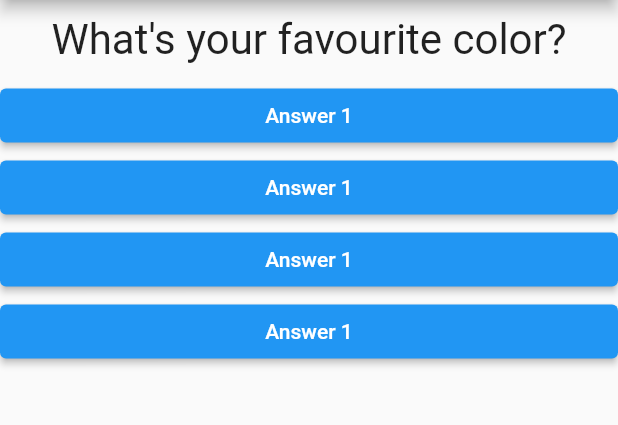
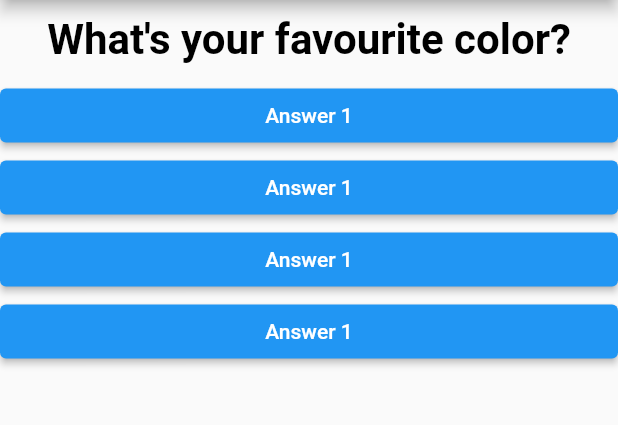
Before and after one commit to FARHADGULL/Personality-Quiz-App, a Flutter app: the screen it shows after launch, on a phone screen of 412 x 824 dp, the part 84-509 px from its top. Run offline on Flutter 3.47's test engine with Material 2 defaults, Android fonts, the phone set to English and light mode, and no system bars.

Commit message:
added styling

```diff
--- a/lib/questions.dart
+++ b/lib/questions.dart
@@ -9,10 +9,10 @@ class Question extends StatelessWidget {
   Widget build(BuildContext context) {
     return Container(
       width: double.infinity,
-      margin: const EdgeInsets.all(10), //EdgeInsets.all(10) is a constructor
+      margin: const EdgeInsets.all(10),
       child: Text(
         questionText,
-        style: const TextStyle(fontSize: 28),
+        style: const TextStyle(fontSize: 28, color: Colors.black, fontWeight: FontWeight.bold),
         textAlign: TextAlign.center,
       ),
     );
--- a/lib/quiz.dart
+++ b/lib/quiz.dart
@@ -1,6 +1,6 @@
 import 'package:flutter/material.dart';
-import './questions.dart'; //importing the file questions.dart
-import './answer.dart'; //importing the file answer.dart
+import './questions.dart';
+import './answer.dart';
 
 class Quiz extends StatelessWidget {
   final List<Map<String, Object>> questions;
@@ -12,7 +12,7 @@ class Quiz extends StatelessWidget {
   Widget build(BuildContext context) {
     return Column(
           children: <Widget>[
-            Question(questions[questionIndex]['questionText'] as String), //Text widget
+            Question(questions[questionIndex]['questionText'] as String),
             ...(questions[questionIndex]['answers'] as List<Map<String, Object>>).map((answer) {
               return Answer(() => answerQuestion(answer['score']), answer['text'] as String);
             }).toList()
--- a/lib/result.dart
+++ b/lib/result.dart
@@ -5,6 +5,6 @@ class Result extends StatelessWidget {
 
   @override
   Widget build(BuildContext context) {
-    return const Center(child: Text('You did it!'));
+    return const Center(child: Text('Yes, You did it!'));
   }
 }
```
